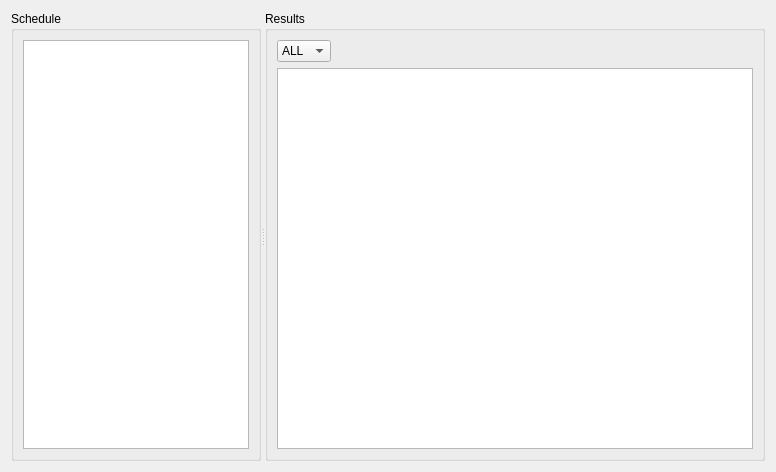
Above: tradingfootball/previousweekwidget.ui from protoblock/protoblock before the change. Below: the same form after it.
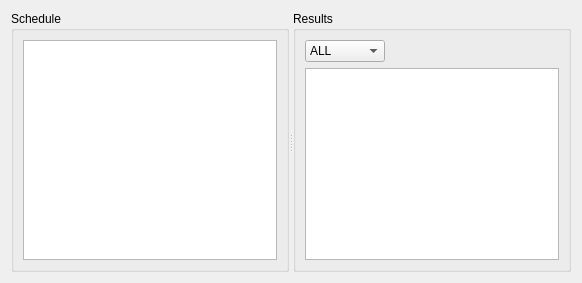
That is the form after the change.

```diff
--- a/tradingfootball/previousweekwidget.ui
+++ b/tradingfootball/previousweekwidget.ui
@@ -2,14 +2,6 @@
 <ui version="4.0">
  <class>PreviousWeekWidget</class>
  <widget class="QWidget" name="PreviousWeekWidget">
-  <property name="geometry">
-   <rect>
-    <x>0</x>
-    <y>0</y>
-    <width>776</width>
-    <height>472</height>
-   </rect>
-  </property>
   <property name="windowTitle">
    <string>Form</string>
   </property>
@@ -19,25 +11,19 @@
      <property name="orientation">
       <enum>Qt::Horizontal</enum>
      </property>
-     <widget class="QGroupBox" name="groupBox">
-      <property name="maximumSize">
-       <size>
-        <width>250</width>
-        <height>16777215</height>
-       </size>
-      </property>
-      <property name="baseSize">
-       <size>
-        <width>150</width>
-        <height>0</height>
-       </size>
-      </property>
+     <widget class="QGroupBox" name="scheduleGroupBox">
       <property name="title">
        <string>Schedule</string>
       </property>
       <layout class="QGridLayout" name="gridLayout">
        <item row="0" column="0">
         <widget class="QListView" name="myGamesListView">
+         <property name="sizePolicy">
+          <sizepolicy hsizetype="Preferred" vsizetype="Preferred">
+           <horstretch>0</horstretch>
+           <verstretch>0</verstretch>
+          </sizepolicy>
+         </property>
          <property name="selectionMode">
           <enum>QAbstractItemView::SingleSelection</enum>
          </property>
@@ -48,7 +34,13 @@
        </item>
       </layout>
      </widget>
-     <widget class="QGroupBox" name="groupBox_2">
+     <widget class="QGroupBox" name="resultsGroupBox">
+      <property name="sizePolicy">
+       <sizepolicy hsizetype="Expanding" vsizetype="Expanding">
+        <horstretch>0</horstretch>
+        <verstretch>0</verstretch>
+       </sizepolicy>
+      </property>
       <property name="title">
        <string>Results</string>
       </property>
@@ -58,12 +50,6 @@
          <property name="orientation">
           <enum>Qt::Horizontal</enum>
          </property>
-         <property name="sizeHint" stdset="0">
-          <size>
-           <width>446</width>
-           <height>20</height>
-          </size>
-         </property>
         </spacer>
        </item>
        <item row="1" column="0" colspan="3">
```
